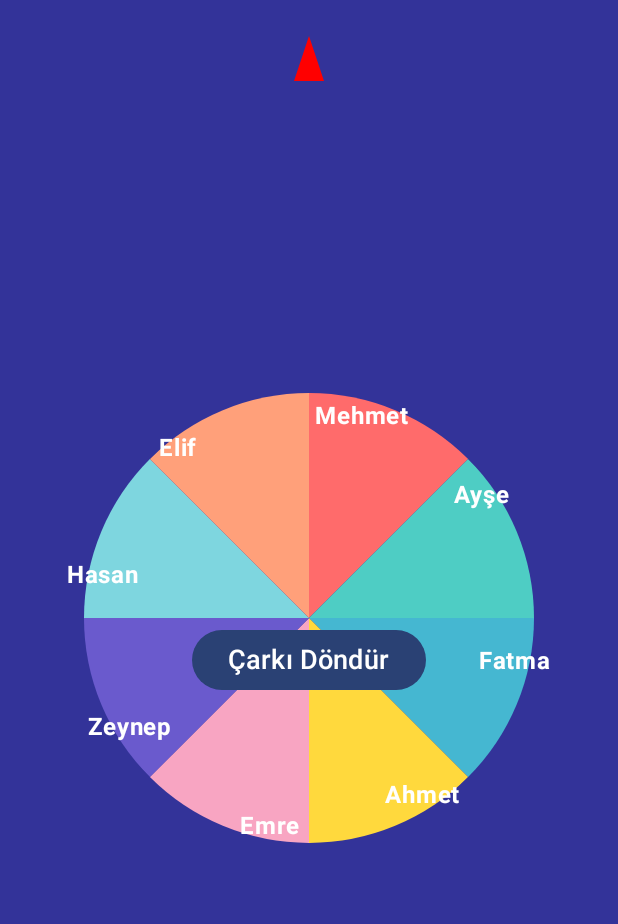
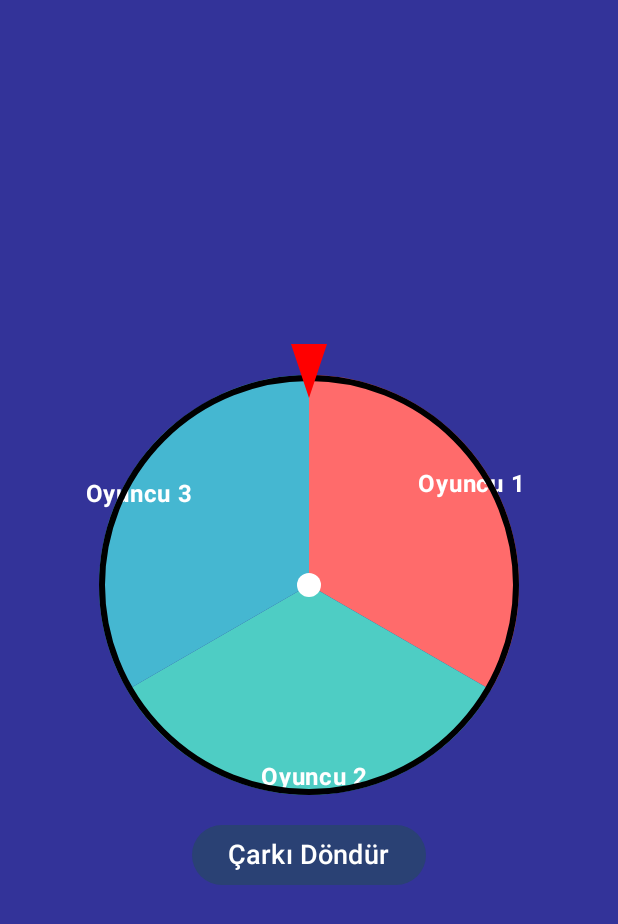
Before and after one commit to MehmetKARADANA/GAME_OF_SECRET, an Android app built with Jetpack Compose: the RandomGameScreen screen opened through its navigation route, on a phone screen of 412 x 824 dp. Shown: the top 924 px of the screen. Run offline under Robolectric (Android 15) with nearby library versions, the light colour scheme and no system bars; our stand-ins replace Room's generated code.

Commit message:
03:33 28.03.25

```diff
--- a/app/src/main/java/com/mobile/gameofsecret/MainActivity.kt
+++ b/app/src/main/java/com/mobile/gameofsecret/MainActivity.kt
@@ -71,7 +71,7 @@
                 SerialGameScreen()
             }
             composable(DestinationScreen.RandomGame.route) {
-                RandomGameScreen()
+                RandomGameScreen(gamerViewModel)
             }
 
             composable(DestinationScreen.SpinBottle.route) {
--- a/app/src/main/java/com/mobile/gameofsecret/ui/components/NameWheel.kt
+++ b/app/src/main/java/com/mobile/gameofsecret/ui/components/NameWheel.kt
@@ -3,21 +3,14 @@
 
 import androidx.compose.animation.core.Animatable
 import androidx.compose.animation.core.FastOutSlowInEasing
-import androidx.compose.animation.core.LinearEasing
-import androidx.compose.animation.core.RepeatMode
-import androidx.compose.animation.core.animateFloat
-import androidx.compose.animation.core.animateFloatAsState
-import androidx.compose.animation.core.infiniteRepeatable
-import androidx.compose.animation.core.rememberInfiniteTransition
 import androidx.compose.animation.core.tween
-import androidx.compose.foundation.Canvas
 import androidx.compose.foundation.background
+import androidx.compose.foundation.border
 import androidx.compose.foundation.clickable
 import androidx.compose.foundation.layout.Arrangement
 import androidx.compose.foundation.layout.Box
 import androidx.compose.foundation.layout.Column
 import androidx.compose.foundation.layout.Row
-import androidx.compose.foundation.layout.Spacer
 import androidx.compose.foundation.layout.fillMaxSize
 import androidx.compose.foundation.layout.fillMaxWidth
 import androidx.compose.foundation.layout.height
@@ -25,18 +18,11 @@
 import androidx.compose.foundation.layout.padding
 import androidx.compose.foundation.layout.size
 import androidx.compose.foundation.layout.width
-import androidx.compose.foundation.lazy.LazyColumn
-import androidx.compose.foundation.lazy.LazyRow
-import androidx.compose.foundation.lazy.items
-import androidx.compose.foundation.lazy.rememberLazyListState
+import androidx.compose.foundation.layout.wrapContentHeight
 import androidx.compose.foundation.shape.CircleShape
-import androidx.compose.foundation.text.BasicText
 import androidx.compose.material3.Button
-import androidx.compose.material3.Scaffold
-import androidx.compose.material3.Surface
 import androidx.compose.material3.Text
 import androidx.compose.runtime.Composable
-import androidx.compose.runtime.LaunchedEffect
 import androidx.compose.runtime.getValue
 import androidx.compose.runtime.mutableStateOf
 import androidx.compose.runtime.remember
@@ -44,60 +30,34 @@
 import androidx.compose.runtime.setValue
 import androidx.compose.ui.Alignment
 import androidx.compose.ui.Modifier
-import androidx.compose.ui.draw.clipToBounds
 import androidx.compose.ui.draw.rotate
-import androidx.compose.ui.geometry.Offset
-
-import androidx.compose.ui.graphics.graphicsLayer
-
-import androidx.compose.ui.text.style.TextAlign
 import androidx.compose.ui.unit.dp
 import androidx.compose.ui.unit.sp
 import com.mobile.gameofsecret.ui.theme.background
-import kotlinx.coroutines.delay
 import kotlinx.coroutines.launch
-import kotlin.math.floor
-import kotlin.math.roundToInt
 import kotlin.random.Random
-
-import androidx.compose.animation.core.FastOutSlowInEasing
-import androidx.compose.animation.core.tween
-import androidx.compose.foundation.background
-import androidx.compose.foundation.layout.*
-import androidx.compose.foundation.shape.GenericShape
-
-import androidx.compose.runtime.*
-
 import androidx.compose.ui.draw.clip
-import androidx.compose.ui.draw.rotate
 import androidx.compose.ui.geometry.Rect
 import androidx.compose.ui.geometry.Size
 import androidx.compose.ui.graphics.Color
 import androidx.compose.ui.graphics.Outline
 import androidx.compose.ui.graphics.Path
 import androidx.compose.ui.graphics.Shape
-
-import androidx.compose.ui.platform.LocalDensity
 import androidx.compose.ui.text.font.FontWeight
+import androidx.compose.ui.text.style.TextAlign
 import androidx.compose.ui.unit.Density
 import androidx.compose.ui.unit.LayoutDirection
+import androidx.compose.ui.zIndex
+import com.mobile.gameofsecret.data.model.Gamer
+import com.mobile.gameofsecret.ui.theme.sectorColors
 
 
+/*
 @Composable
-fun NameWheel() {
-    val names = listOf("Mehmet", "Ayşe", "Fatma", "Ahmet", "Emre", "Zeynep", "Hasan", "Elif")
+fun NameWheel(gamerList : List<Gamer>) {
+    val names = gamerList.map { it.name }
 
     // Renkler
-    val sectorColors = listOf(
-        Color(0xFFFF6B6B),   // Parlak Kırmızı
-        Color(0xFF4ECDC4),   // Turkuaz
-        Color(0xFF45B7D1),   // Açık Mavi
-        Color(0xFFFFD93D),   // Sarı
-        Color(0xFFF8A5C2),   // Pembe
-        Color(0xFF6A5ACD),   // Mor
-        Color(0xFF7ED6DF),   // Açık Turkuaz
-        Color(0xFFFFA07A)    // Mercan
-    )
 
     // State tanımlamaları
     var isSpinning by remember { mutableStateOf(false) }
@@ -114,7 +74,7 @@
 
             coroutineScope.launch {
                 // Sabit dönüş açısı (1440° sabit dönüş ve rastgele eklenen 360°)
-                val totalRotation = 1440f + Random.nextFloat() * 360f
+                val totalRotation = 1080f + Random.nextFloat() * 360f
 
                 // Rotasyonu sıfırlıyoruz, her dönüş için
                 rotation.snapTo(0f)
@@ -136,17 +96,46 @@
             }
         }
     }
-    Box(
+
+    Column(
         modifier = Modifier
             .background(background)
             .fillMaxSize()
             .padding(16.dp),
-        contentAlignment = Alignment.Center
+        horizontalAlignment = Alignment.CenterHorizontally,
+        verticalArrangement = Arrangement.Center
+    ) {
+        // Sabit Üçgen İşaretçi (12 saat hizasında)
+        Row(
+            modifier = Modifier
+                .fillMaxWidth()
+                .wrapContentHeight()
+                .padding(top = 8.dp),
+            verticalAlignment = Alignment.CenterVertically,
+            horizontalArrangement = Arrangement.Center
+            // contentAlignment = Alignment.TopCenter
+        ) {
+            Triangle(
+                color = Color.Red,
+                modifier = Modifier
+                    .width(20.dp)
+                    .height(30.dp)
+            )
+        }
+        Row(
+            modifier = Modifier
+                .fillMaxWidth()
+                .wrapContentHeight(),
+            verticalAlignment = Alignment.CenterVertically,
+            horizontalArrangement = Arrangement.Center
         ) {
             // Çarkın görsel temsili
             Box(
                 modifier = Modifier
-                .size(300.dp)
+                    .clickable {
+                        spinWheel.invoke()
+                    }
+                    .size(280.dp)
                     .rotate(rotation.value)
             ) {
                 // Bölümlerin çizimi
@@ -180,28 +169,16 @@
                     }
                 }
             }
-
-        // Sabit Üçgen İşaretçi (12 saat hizasında)
-        Box(
-            modifier = Modifier
-                .fillMaxSize()
-                .padding(top = 8.dp),
-            contentAlignment = Alignment.TopCenter
-        ) {
-            Triangle(
-                color = Color.Red,
-                modifier = Modifier
-                    .width(20.dp)
-                    .height(30.dp)
-            )
         }
 
         // Çarkı Döndür Butonu
-        Box(
+        Row(
             modifier = Modifier
-                .fillMaxSize()
-                .padding(top = 400.dp),
-            contentAlignment = Alignment.TopCenter
+                .padding(16.dp)
+                .fillMaxWidth()
+                .wrapContentHeight(),
+            verticalAlignment = Alignment.CenterVertically
+            , horizontalArrangement = Arrangement.Center
         ) {
             Button(
                 onClick = spinWheel,
@@ -215,7 +192,7 @@
         if (selectedName.isNotEmpty()) {
             Text(
                 text = "Kazanan: $selectedName 🎉",
-                modifier = Modifier.padding(top = 500.dp),
+                modifier = Modifier,
                 fontSize = 24.sp,
                 fontWeight = FontWeight.Bold,
                 color = Color.Green
@@ -223,6 +200,117 @@
         }
     }
 }
+*/
+@Composable
+fun NameWheel(gamerList: List<Gamer>) {
+    val names = gamerList.map { it.name }
+
+    var isSpinning by remember { mutableStateOf(false) }
+    val rotation = remember { Animatable(0f) }
+    var selectedName by remember { mutableStateOf("") }
+    val coroutineScope = rememberCoroutineScope()
+
+    val spinWheel: () -> Unit = {
+        if (!isSpinning) {
+            isSpinning = true
+            coroutineScope.launch {
+                val totalRotation = 1080f + Random.nextFloat() * 360f
+                rotation.snapTo(0f)
+                rotation.animateTo(
+                    targetValue = totalRotation,
+                    animationSpec = tween(durationMillis = 3000, easing = FastOutSlowInEasing)
+                )
+                val sectorIndex = ((360f - (rotation.value % 360f)) / (360f / names.size)).toInt()
+                selectedName = names[sectorIndex]
+                isSpinning = false
+            }
+        }
+    }
+
+    Column(
+        modifier = Modifier
+            .fillMaxSize()
+            .background(background)
+            .padding(16.dp),
+        horizontalAlignment = Alignment.CenterHorizontally,
+        verticalArrangement = Arrangement.Center
+    ) {
+        Box(
+            modifier = Modifier
+                .offset(y = 15.dp) // Pin biraz çarkın üzerine gelsin
+                .zIndex(1f) // Üstte dursun
+        ) {
+            Triangle(
+                color = Color.Red,
+                modifier = Modifier
+                    .width(24.dp)
+                    .height(36.dp)
+            )
+        }
+
+        // **Çark**
+        Box(
+            modifier = Modifier
+                .size(280.dp)
+                .rotate(rotation.value)
+                .border(4.dp, Color.Black, CircleShape)
+                .clickable { spinWheel() }
+        ) {
+            // Bölümlerin çizimi
+            names.forEachIndexed { index, name ->
+                val startAngle = index * (360f / names.size)
+
+                Box(
+                    modifier = Modifier
+                        .fillMaxSize()
+                        .rotate(startAngle)
+                        .clip(SectorShape(360f / names.size))
+                        .background(sectorColors[index % sectorColors.size])
+                )
+
+                Box(
+                    modifier = Modifier
+                        .fillMaxSize()
+                        .rotate(startAngle + 360f / names.size / 2)
+                ) {
+                    Text(
+                        text = name,
+                        modifier = Modifier
+                            .offset(x = 100.dp)
+                            .rotate(-(startAngle + 360f / names.size / 2)),
+                        color = Color.White,
+                        fontSize = 16.sp,
+                        fontWeight = FontWeight.Bold
+                    )
+                }
+            }
+            Box(
+                modifier = Modifier
+                    .size(16.dp)
+                    .align(Alignment.Center)
+                    .background(Color.White, CircleShape)
+            )
+        }
+
+        Button(
+            onClick = spinWheel,
+            enabled = !isSpinning,
+            modifier = Modifier.padding(16.dp)
+        ) {
+            Text("Çarkı Döndür", fontSize = 18.sp)
+        }
+
+        if (selectedName.isNotEmpty()) {
+            Text(
+                text = "Kazanan: $selectedName 🎉",
+                fontSize = 24.sp,
+                fontWeight = FontWeight.Bold,
+                color = Color.Green
+            )
+        }
+    }
+}
+
 // Özel Sector Şekli
 class SectorShape(private val sweepAngle: Float) : Shape {
     override fun createOutline(
@@ -258,6 +346,7 @@
 ) {
     Box(
         modifier = modifier
+            .rotate(180f)
             .clip(TriangleShape())
             .background(color)
     )
--- a/app/src/main/java/com/mobile/gameofsecret/ui/screens/MenuScreen.kt
+++ b/app/src/main/java/com/mobile/gameofsecret/ui/screens/MenuScreen.kt
@@ -1,5 +1,6 @@
 package com.mobile.gameofsecret.ui.screens
 
+import android.util.Log
 import android.widget.Toast
 import androidx.activity.compose.BackHandler
 import androidx.compose.foundation.background
@@ -42,6 +43,8 @@
 import androidx.compose.material3.TextFieldDefaults
 import androidx.compose.runtime.Composable
 import androidx.compose.runtime.LaunchedEffect
+import androidx.compose.runtime.collectAsState
+import androidx.compose.runtime.getValue
 import androidx.compose.runtime.mutableStateListOf
 import androidx.compose.runtime.mutableStateOf
 import androidx.compose.runtime.remember
@@ -75,8 +78,9 @@
     BackHandler {
         navController.popBackStack()
     }
-    val users = gamerViewModel.gamerList.value
-    val userNames=users.map { it.name }
+   // val users = gamerViewModel.gamerList.value
+   /* val gamerList by gamerViewModel.gamerList.collectAsState()
+    val userNames=gamerList.map { it.name }*/
     val userFields = remember {
         mutableStateListOf("Oyuncu 1", "Oyuncu 2")
     }
@@ -89,6 +93,7 @@
                 userFields.forEach { gamer ->
                     gamerViewModel.saveGamer(Gamer(gamer))
                 }
+                gamerViewModel.getGamerList()
                 navigateTo(navController, DestinationScreen.Pre.route)
             }, text = "Starting")
         }, floatingActionButtonPosition = FabPosition.Center
--- a/app/src/main/java/com/mobile/gameofsecret/ui/screens/PreScreen.kt
+++ b/app/src/main/java/com/mobile/gameofsecret/ui/screens/PreScreen.kt
@@ -56,7 +56,7 @@
 fun PreScreen(gamerViewModel: GamerViewModel, navController: NavController) {
 
     LaunchedEffect(Unit) {
-        gamerViewModel.getItemList()
+        gamerViewModel.getGamerList()
         Log.d("pre","pre getItemList")
     }
 
--- a/app/src/main/java/com/mobile/gameofsecret/ui/screens/RandomGameScreen.kt
+++ b/app/src/main/java/com/mobile/gameofsecret/ui/screens/RandomGameScreen.kt
@@ -6,13 +6,22 @@
 import androidx.compose.material3.Scaffold
 import androidx.compose.material3.Surface
 import androidx.compose.runtime.Composable
+import androidx.compose.runtime.LaunchedEffect
+import androidx.compose.runtime.collectAsState
+import androidx.compose.runtime.getValue
 import androidx.compose.ui.Modifier
 import com.mobile.gameofsecret.ui.theme.background
 import com.mobile.gameofsecret.ui.components.NameWheel
+import com.mobile.gameofsecret.viewmodels.GamerViewModel
 
 
 @Composable
-fun RandomGameScreen() {
+fun RandomGameScreen(gamerViewModel: GamerViewModel) {
+
+    val gamerList by gamerViewModel.gamerList.collectAsState()
+LaunchedEffect(Unit) {
+    gamerViewModel.getGamerList()
+}
     Scaffold(
         modifier = Modifier
             .fillMaxSize()
@@ -24,7 +33,7 @@
                 .background(background)
                 .padding(it)
         ) {
-            NameWheel()
+            NameWheel(gamerList)
         }
     }
 }
--- a/app/src/main/java/com/mobile/gameofsecret/viewmodels/GamerViewModel.kt
+++ b/app/src/main/java/com/mobile/gameofsecret/viewmodels/GamerViewModel.kt
@@ -10,6 +10,9 @@
 import com.mobile.gameofsecret.data.model.Gamer
 import com.mobile.gameofsecret.data.roomdb.GamerDatabase
 import kotlinx.coroutines.Dispatchers
+import kotlinx.coroutines.flow.MutableStateFlow
+import kotlinx.coroutines.flow.StateFlow
+import kotlinx.coroutines.flow.asStateFlow
 import kotlinx.coroutines.launch
 
 class GamerViewModel(application: Application) : AndroidViewModel(application) {
@@ -20,15 +23,19 @@
         GAMERS
     ).build()
 
-    val gamerList = mutableStateOf<List<Gamer>>(listOf())
+    private val _gamerList = MutableStateFlow<List<Gamer>>(emptyList())
+    val gamerList: StateFlow<List<Gamer>> = _gamerList.asStateFlow()
     val selectedGamer = mutableStateOf<Gamer>(Gamer(""))
 
+    init {
+      getGamerList()
+    }
     private val gamerDao = db.gamerDao()
 
-    fun getItemList() {
+    fun getGamerList() {
         try {
             viewModelScope.launch(Dispatchers.IO) {
-                gamerList.value = gamerDao.getGamerNameAndId()
+                _gamerList.value = gamerDao.getGamerNameAndId()
             }
         } catch (e: Exception) {
             e.printStackTrace()
```
Also changed, not shown: app/src/main/java/com/mobile/gameofsecret/ui/theme/Color.kt (+11 -0 lines), 1 other file. Lines whose indentation alone changed are shown as unchanged.
